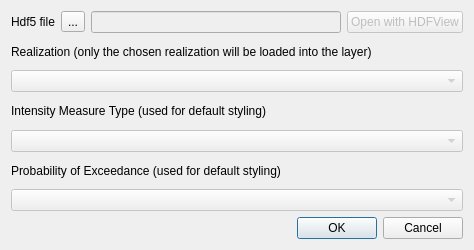
The window that svir/ui/ui_load_hdf5_as_layer.ui (gem/oq-irmt-qgis) describes before a commit, drawn with Qt 5.
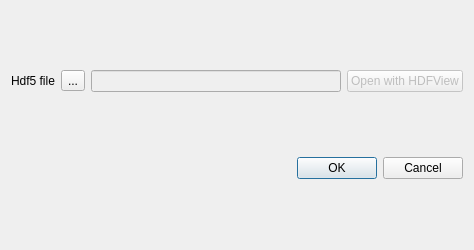
The same window after the commit.

Commit message: When loading from hdf5, build gui dynamically depending on output_type

Patch:
```diff
--- a/svir/ui/ui_load_hdf5_as_layer.ui
+++ b/svir/ui/ui_load_hdf5_as_layer.ui
@@ -51,48 +51,6 @@
        </item>
       </layout>
      </item>
-     <item>
-      <widget class="QLabel" name="rlz_lbl">
-       <property name="text">
-        <string>Realization (only the chosen realization will be loaded into the layer)</string>
-       </property>
-      </widget>
-     </item>
-     <item>
-      <widget class="QComboBox" name="rlz_cbx">
-       <property name="enabled">
-        <bool>false</bool>
-       </property>
-      </widget>
-     </item>
-     <item>
-      <widget class="QLabel" name="imt_lbl">
-       <property name="text">
-        <string>Intensity Measure Type (used for default styling)</string>
-       </property>
-      </widget>
-     </item>
-     <item>
-      <widget class="QComboBox" name="imt_cbx">
-       <property name="enabled">
-        <bool>false</bool>
-       </property>
-      </widget>
-     </item>
-     <item>
-      <widget class="QLabel" name="poe_lbl">
-       <property name="text">
-        <string>Probability of Exceedance (used for default styling)</string>
-       </property>
-      </widget>
-     </item>
-     <item>
-      <widget class="QComboBox" name="poe_cbx">
-       <property name="enabled">
-        <bool>false</bool>
-       </property>
-      </widget>
-     </item>
     </layout>
    </item>
    <item>
```
The commit also changes 1 other file.
